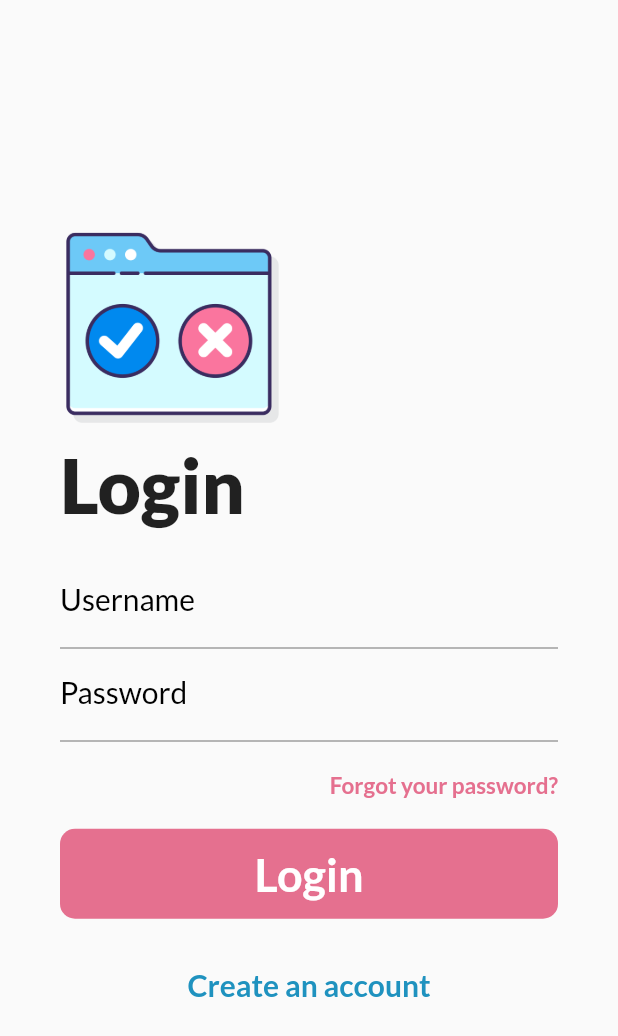
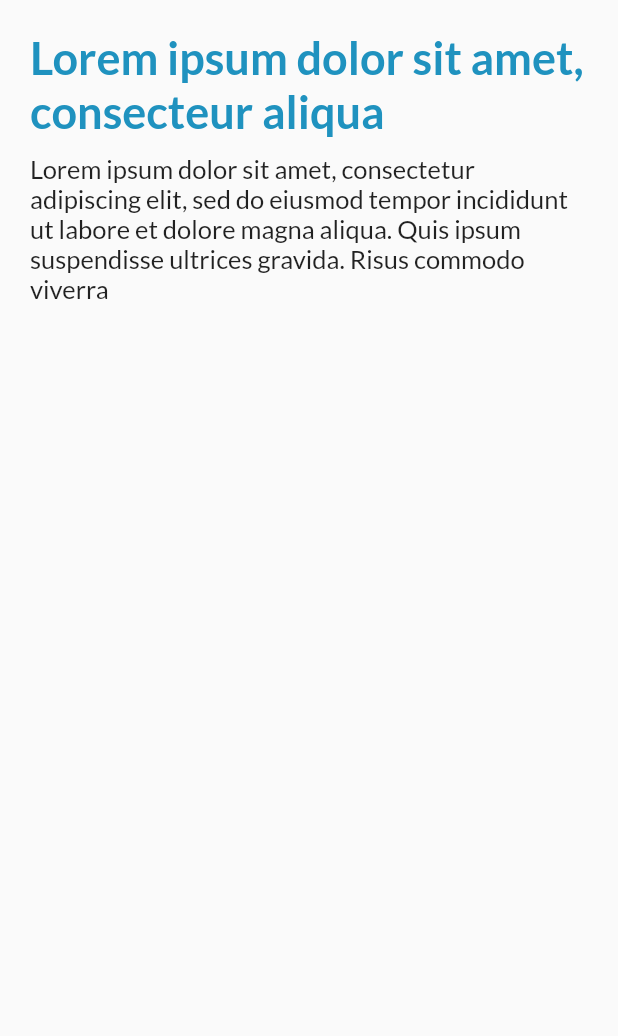
Before and after one commit to Isaac-Tong/selectionphobia-mobile, a Flutter app: the screen it shows after launch, on a phone screen of 412 x 824 dp. Shown: the top 1036 px of the screen. Run offline on Flutter 3.47's test engine with Material 2 defaults, Android fonts, the phone set to English and light mode, and no system bars; our stand-ins replace carousel_slider, shared_preferences, shimmer.

Commit message:
Created vote screen. Designed UI

```diff
--- a/lib/main.dart
+++ b/lib/main.dart
@@ -5,6 +5,7 @@ import 'package:selectionphobiamobile/screens/myposts_pageview.dart';
 import 'screens/login_screen.dart';
 import 'package:selectionphobiamobile/screens/homepage_screen.dart';
 import 'screens/createAccount.dart';
+import 'screens/vote_screen.dart';
 
 void main() {
   runApp(MyApp());
@@ -16,7 +17,7 @@ class MyApp extends StatelessWidget {
   Widget build(BuildContext context) {
     return MaterialApp(
       title: 'Selection Phobia',
-      home: LoginScreen(),
+      home: VoteScreen(),
     );
   }
 }
--- /dev/null
+++ b/lib/screens/vote_screen.dart
@@ -0,0 +1,53 @@
+import 'package:flutter/material.dart';
+import 'package:selectionphobiamobile/constants.dart';
+
+class VoteScreen extends StatefulWidget {
+  @override
+  _VoteScreenState createState() => _VoteScreenState();
+}
+
+class _VoteScreenState extends State<VoteScreen> {
+  @override
+  Widget build(BuildContext context) {
+    return Scaffold(
+      body: SafeArea(
+        child: Padding(
+          padding: EdgeInsets.all(20),
+          child: Container(
+            child: Column(
+              children: <Widget>[
+                Row(
+                  children: <Widget>[
+                    Flexible(
+                      child: Text(
+                        'Lorem ipsum dolor sit amet, consecteur aliqua',
+                        style: TextStyle(
+                          color: darkblueColor,
+                          fontWeight: FontWeight.bold,
+                          fontSize: 30,
+                          fontFamily: 'Lato',
+                        ),
+                      ),
+                    )
+                  ],
+                ),
+                SizedBox(
+                  height: 10,
+                ),
+                Text(
+                  'Lorem ipsum dolor sit amet, consectetur adipiscing elit, sed do eiusmod tempor incididunt ut labore et dolore magna aliqua. Quis ipsum suspendisse ultrices gravida. Risus commodo viverra',
+                  style: TextStyle(
+                    fontWeight: FontWeight.normal,
+                    fontSize: 17,
+                    fontFamily: 'Lato',
+                  ),
+                ),
+
+              ],
+            ),
+          ),
+        ),
+      ),
+    );
+  }
+}
```
